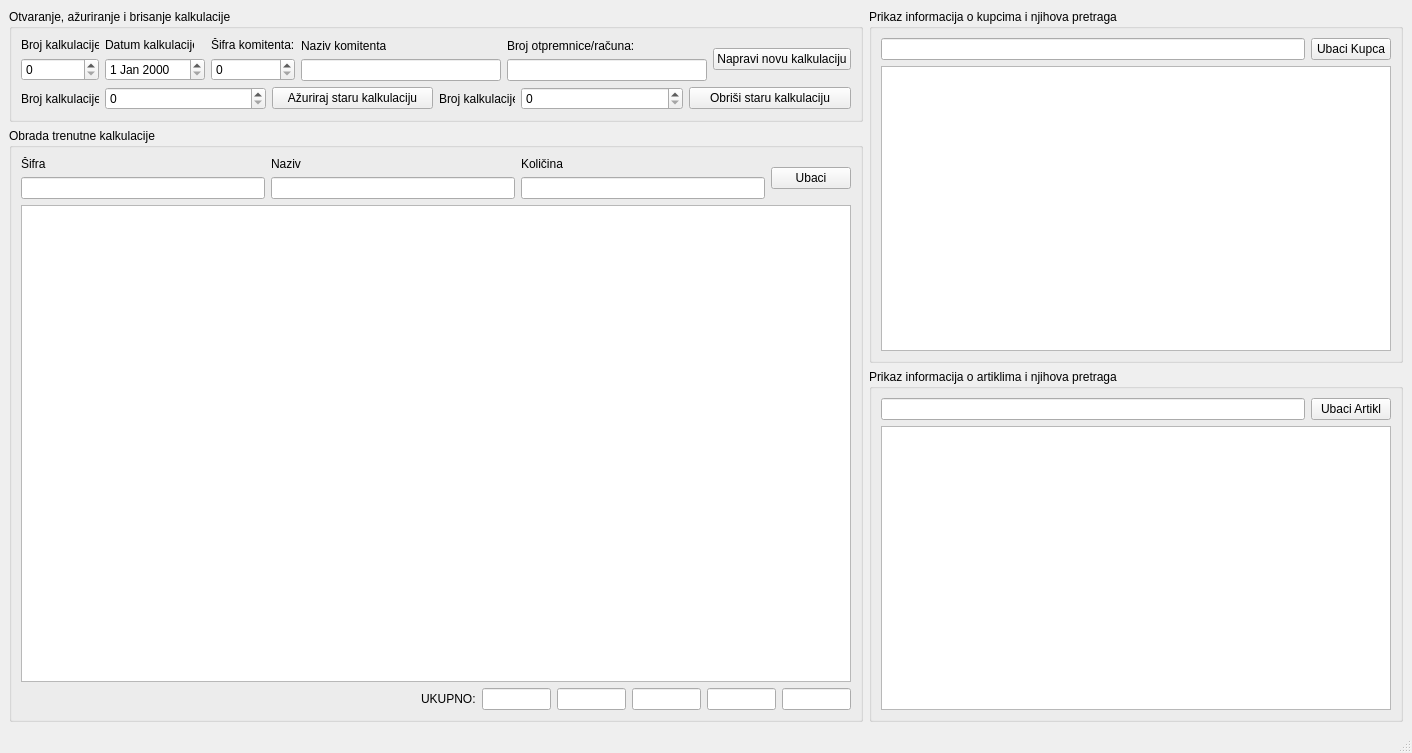
Old version of the form formakalkulacije.ui in the repository s-pab/Commercium.
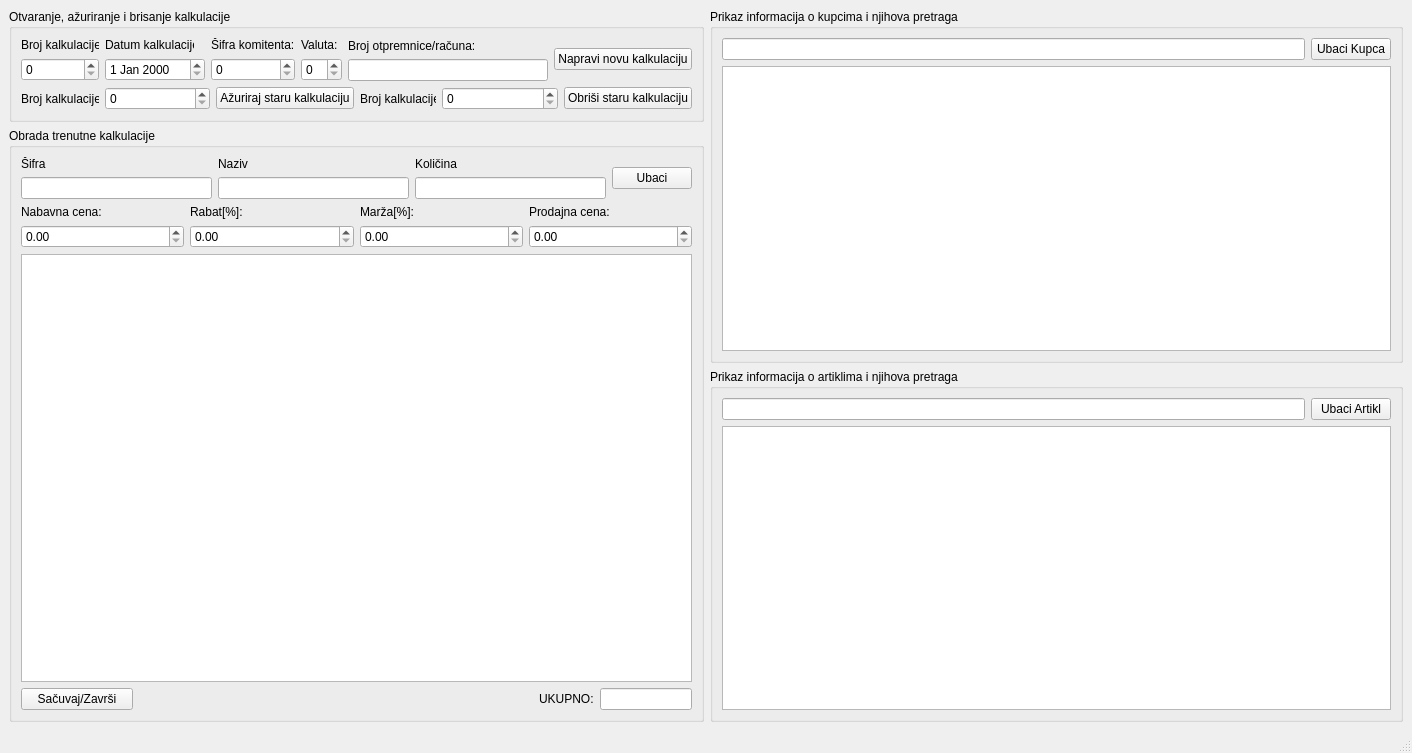
New version of the form.

What changed in the file:
```diff
--- a/formakalkulacije.ui
+++ b/formakalkulacije.ui
@@ -203,25 +203,12 @@
                   </size>
                  </property>
                  <property name="text">
-                  <string>Naziv komitenta:</string>
+                  <string>Valuta:</string>
                  </property>
                 </widget>
                </item>
                <item>
-                <widget class="QLineEdit" name="komitentN">
-                 <property name="minimumSize">
-                  <size>
-                   <width>200</width>
-                   <height>0</height>
-                  </size>
-                 </property>
-                 <property name="maximumSize">
-                  <size>
-                   <width>200</width>
-                   <height>16777215</height>
-                  </size>
-                 </property>
-                </widget>
+                <widget class="QSpinBox" name="valuta"/>
                </item>
               </layout>
              </item>
@@ -271,7 +258,7 @@
           </property>
           <layout class="QGridLayout" name="gridLayout_2">
            <item row="0" column="0">
-            <layout class="QVBoxLayout" name="verticalLayout_12">
+            <layout class="QVBoxLayout" name="verticalLayout_12" stretch="0,0,0,0">
              <item>
               <layout class="QHBoxLayout" name="horizontalLayout_3">
                <item>
@@ -326,10 +313,95 @@
               </layout>
              </item>
              <item>
-              <widget class="QListView" name="prikaz"/>
+              <layout class="QHBoxLayout" name="horizontalLayout_6">
+               <item>
+                <layout class="QVBoxLayout" name="verticalLayout_15">
+                 <item>
+                  <widget class="QLabel" name="label_7">
+                   <property name="text">
+                    <string>Nabavna cena:</string>
+                   </property>
+                  </widget>
+                 </item>
+                 <item>
+                  <widget class="QDoubleSpinBox" name="nabavna">
+                   <property name="maximum">
+                    <double>99999999.989999994635582</double>
+                   </property>
+                  </widget>
+                 </item>
+                </layout>
+               </item>
+               <item>
+                <layout class="QVBoxLayout" name="verticalLayout_17">
+                 <item>
+                  <widget class="QLabel" name="label_8">
+                   <property name="text">
+                    <string>Rabat[%]:</string>
+                   </property>
+                  </widget>
+                 </item>
+                 <item>
+                  <widget class="QDoubleSpinBox" name="rabat"/>
+                 </item>
+                </layout>
+               </item>
+               <item>
+                <layout class="QVBoxLayout" name="verticalLayout_16">
+                 <item>
+                  <widget class="QLabel" name="label_9">
+                   <property name="text">
+                    <string>Marža[%]:</string>
+                   </property>
+                  </widget>
+                 </item>
+                 <item>
+                  <widget class="QDoubleSpinBox" name="marza">
+                   <property name="maximum">
+                    <double>999999999.990000009536743</double>
+                   </property>
+                  </widget>
+                 </item>
+                </layout>
+               </item>
+               <item>
+                <layout class="QVBoxLayout" name="verticalLayout_14">
+                 <item>
+                  <widget class="QLabel" name="label_10">
+                   <property name="text">
+                    <string>Prodajna cena:</string>
+                   </property>
+                  </widget>
+                 </item>
+                 <item>
+                  <widget class="QDoubleSpinBox" name="prodajna">
+                   <property name="maximum">
+                    <double>999999999.990000009536743</double>
+                   </property>
+                  </widget>
+                 </item>
+                </layout>
+               </item>
+              </layout>
+             </item>
+             <item>
+              <widget class="QTableView" name="prikaz"/>
              </item>
              <item>
               <layout class="QHBoxLayout" name="horizontalLayout_2">
+               <item>
+                <widget class="QPushButton" name="sacuvaj">
+                 <property name="minimumSize">
+                  <size>
+                   <width>112</width>
+                   <height>0</height>
+                  </size>
+                 </property>
+                 <property name="text">
+                  <string>Sačuvaj/Završi</string>
+                 </property>
+                </widget>
+               </item>
                <item>
                 <spacer name="horizontalSpacer">
                  <property name="orientation">
@@ -354,19 +426,7 @@
                 </widget>
                </item>
                <item>
-                <widget class="QLineEdit" name="ukupno1"/>
-               </item>
-               <item>
-                <widget class="QLineEdit" name="ukupno2"/>
-               </item>
-               <item>
-                <widget class="QLineEdit" name="ukupno3"/>
-               </item>
-               <item>
-                <widget class="QLineEdit" name="ukupno4"/>
-               </item>
-               <item>
-                <widget class="QLineEdit" name="ukupno5"/>
+                <widget class="QLineEdit" name="ukupno"/>
                </item>
               </layout>
              </item>
@@ -378,7 +438,7 @@
        </layout>
       </item>
       <item>
-       <layout class="QVBoxLayout" name="verticalLayout_13" stretch="1,1">
+       <layout class="QVBoxLayout" name="verticalLayout_13" stretch="0,0">
         <item>
          <widget class="QGroupBox" name="groupBox_4">
           <property name="title">
@@ -412,28 +472,32 @@
           </property>
           <layout class="QGridLayout" name="gridLayout_4">
            <item row="0" column="0">
-            <layout class="QHBoxLayout" name="horizontalLayout_5">
+            <layout class="QVBoxLayout" name="verticalLayout_18" stretch="0,1">
              <item>
-              <widget class="QLineEdit" name="pretragaArtikl"/>
+              <layout class="QHBoxLayout" name="horizontalLayout_5" stretch="0,1">
+               <item>
+                <widget class="QLineEdit" name="pretragaArtikl"/>
+               </item>
+               <item>
+                <widget class="QPushButton" name="ubaciArtikl">
+                 <property name="sizePolicy">
+                  <sizepolicy hsizetype="Fixed" vsizetype="Fixed">
+                   <horstretch>0</horstretch>
+                   <verstretch>0</verstretch>
+                  </sizepolicy>
+                 </property>
+                 <property name="text">
+                  <string>Ubaci Artikl</string>
+                 </property>
+                </widget>
+               </item>
+              </layout>
              </item>
              <item>
-              <widget class="QPushButton" name="ubaciArtikl">
-               <property name="sizePolicy">
-                <sizepolicy hsizetype="Fixed" vsizetype="Fixed">
-                 <horstretch>0</horstretch>
-                 <verstretch>0</verstretch>
-                </sizepolicy>
-               </property>
-               <property name="text">
-                <string>Ubaci Artikl</string>
-               </property>
-              </widget>
+              <widget class="QTableView" name="twArtikli"/>
              </item>
             </layout>
            </item>
-           <item row="1" column="0">
-            <widget class="QTableView" name="twArtikli"/>
-           </item>
           </layout>
          </widget>
         </item>
```
Left out of the diff: 6 changed lines with no effect on the pictures.
